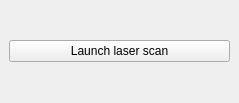
This is laser_scan/ui/laser_scan_plugin.ui in golems/grip2_plugin as Qt 5 draws it before an edit. The edited form follows.
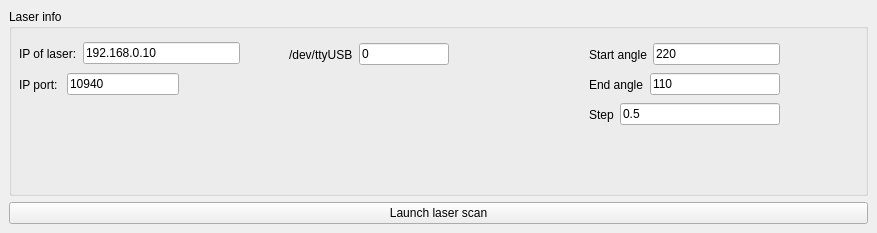
This is the edited form.

Commit message: first version of laser scan plugin

What changed in the file:
```diff
--- a/laser_scan/ui/laser_scan_plugin.ui
+++ b/laser_scan/ui/laser_scan_plugin.ui
@@ -6,8 +6,8 @@
    <rect>
     <x>0</x>
     <y>0</y>
-    <width>239</width>
-    <height>103</height>
+    <width>877</width>
+    <height>233</height>
    </rect>
   </property>
   <property name="windowTitle">
@@ -15,6 +15,169 @@
   </property>
   <widget class="QWidget" name="dockWidgetContents">
    <layout class="QVBoxLayout" name="verticalLayout">
+    <item>
+     <widget class="QGroupBox" name="groupBox">
+      <property name="title">
+       <string>Laser info</string>
+      </property>
+      <widget class="QWidget" name="horizontalLayoutWidget">
+       <property name="geometry">
+        <rect>
+         <x>10</x>
+         <y>30</y>
+         <width>221</width>
+         <height>29</height>
+        </rect>
+       </property>
+       <layout class="QHBoxLayout" name="horizontalLayout">
+        <item>
+         <widget class="QLabel" name="label">
+          <property name="text">
+           <string>IP of laser:</string>
+          </property>
+         </widget>
+        </item>
+        <item>
+         <widget class="QLineEdit" name="ip_input">
+          <property name="text">
+           <string>192.168.0.10</string>
+          </property>
+         </widget>
+        </item>
+       </layout>
+      </widget>
+      <widget class="QWidget" name="horizontalLayoutWidget_2">
+       <property name="geometry">
+        <rect>
+         <x>10</x>
+         <y>60</y>
+         <width>160</width>
+         <height>31</height>
+        </rect>
+       </property>
+       <layout class="QHBoxLayout" name="horizontalLayout_2">
+        <item>
+         <widget class="QLabel" name="label_2">
+          <property name="text">
+           <string>IP port: </string>
+          </property>
+         </widget>
+        </item>
+        <item>
+         <widget class="QLineEdit" name="ip_port_input">
+          <property name="text">
+           <string>10940</string>
+          </property>
+         </widget>
+        </item>
+       </layout>
+      </widget>
+      <widget class="QWidget" name="horizontalLayoutWidget_3">
+       <property name="geometry">
+        <rect>
+         <x>280</x>
+         <y>30</y>
+         <width>160</width>
+         <height>31</height>
+        </rect>
+       </property>
+       <layout class="QHBoxLayout" name="horizontalLayout_3">
+        <item>
+         <widget class="QLabel" name="label_3">
+          <property name="text">
+           <string>/dev/ttyUSB</string>
+          </property>
+         </widget>
+        </item>
+        <item>
+         <widget class="QLineEdit" name="ttyUSB_input">
+          <property name="text">
+           <string>0</string>
+          </property>
+         </widget>
+        </item>
+       </layout>
+      </widget>
+      <widget class="QWidget" name="horizontalLayoutWidget_4">
+       <property name="geometry">
+        <rect>
+         <x>580</x>
+         <y>30</y>
+         <width>191</width>
+         <height>31</height>
+        </rect>
+       </property>
+       <layout class="QHBoxLayout" name="horizontalLayout_4">
+        <item>
+         <widget class="QLabel" name="label_4">
+          <property name="text">
+           <string>Start angle</string>
+          </property>
+         </widget>
+        </item>
+        <item>
+         <widget class="QLineEdit" name="start_angle_input">
+          <property name="text">
+           <string>220</string>
+          </property>
+         </widget>
+        </item>
+       </layout>
+      </widget>
+      <widget class="QWidget" name="horizontalLayoutWidget_5">
+       <property name="geometry">
+        <rect>
+         <x>580</x>
+         <y>60</y>
+         <width>191</width>
+         <height>31</height>
+        </rect>
+       </property>
+       <layout class="QHBoxLayout" name="horizontalLayout_5">
+        <item>
+         <widget class="QLabel" name="label_5">
+          <property name="text">
+           <string>End angle</string>
+          </property>
+         </widget>
+        </item>
+        <item>
+         <widget class="QLineEdit" name="end_angle_input">
+          <property name="text">
+           <string>110</string>
+          </property>
+         </widget>
+        </item>
+       </layout>
+      </widget>
+      <widget class="QWidget" name="horizontalLayoutWidget_6">
+       <property name="geometry">
+        <rect>
+         <x>580</x>
+         <y>90</y>
+         <width>191</width>
+         <height>31</height>
+        </rect>
+       </property>
+       <layout class="QHBoxLayout" name="horizontalLayout_6">
+        <item>
+         <widget class="QLabel" name="label_6">
+          <property name="text">
+           <string>Step</string>
+          </property>
+         </widget>
+        </item>
+        <item>
+         <widget class="QLineEdit" name="step_angle_input">
+          <property name="text">
+           <string>0.5</string>
+          </property>
+         </widget>
+        </item>
+       </layout>
+      </widget>
+     </widget>
+    </item>
     <item>
      <widget class="QPushButton" name="trigger_scan">
       <property name="text">
```
The commit also changes 1 other file.
